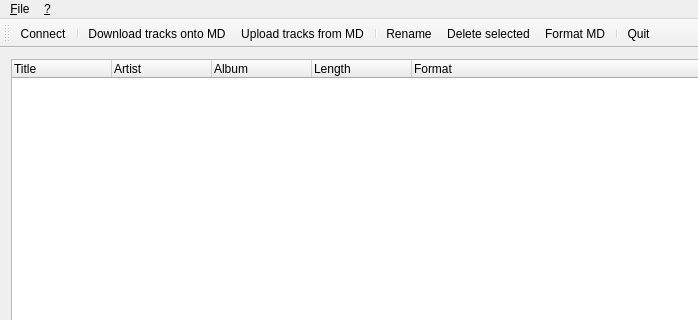
This is QHiMDTransfer/qhimdmainwindow.ui in linux-minidisc/linux-minidisc as Qt 5 draws it before an edit; both pictures show x 0 to 698 and y 0 to 320 of the 829 by 492 pixel window. The edited form follows.
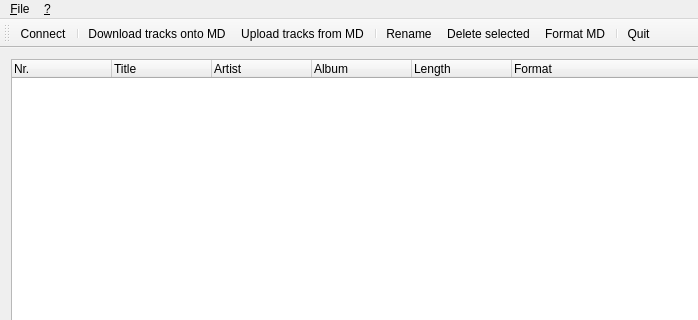
This is the edited form. Icons and pictures are not drawn.

Diff of the .ui file:
```diff
--- a/QHiMDTransfer/qhimdmainwindow.ui
+++ b/QHiMDTransfer/qhimdmainwindow.ui
@@ -26,8 +26,19 @@
       <item>
        <widget class="QTreeWidget" name="TrackList">
         <property name="columnCount">
-         <number>5</number>
+         <number>6</number>
         </property>
+        <attribute name="headerHighlightSections">
+         <bool>true</bool>
+        </attribute>
+        <attribute name="headerHighlightSections">
+         <bool>true</bool>
+        </attribute>
+        <column>
+         <property name="text">
+          <string>Nr.</string>
+         </property>
+        </column>
         <column>
          <property name="text">
           <string>Title</string>
```
Left out of the diff: 6 changed lines with no effect on the pictures.
